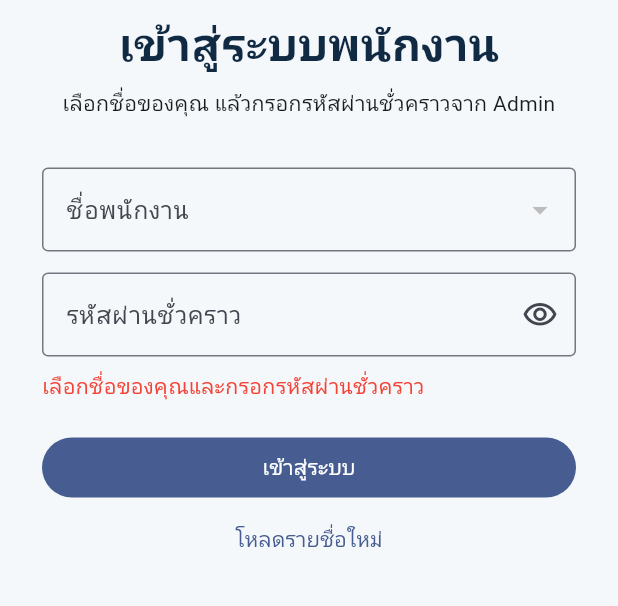
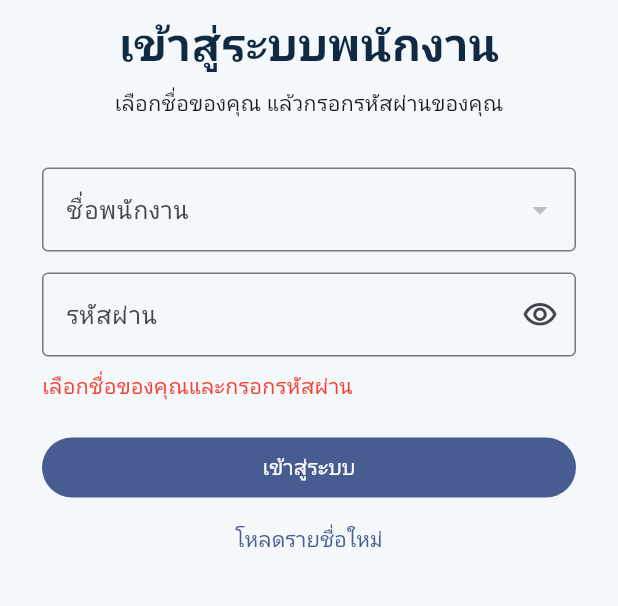
Before and after one commit to worawutmais-dotcom/Workforce_Operations_Hub, a Flutter app: the screen it shows after launch, after a tap on "เข้าสู่ระบบ", on a phone screen of 412 x 824 dp, the part 401-1007 px from its top. Run offline on Flutter 3.47's test engine with Material 3 defaults, Android fonts, the phone set to English and light mode, and no system bars; our stand-ins replace flutter_secure_storage, geolocator; network calls fail.

Commit message:
Treat employee password as a permanent user password; repoint endpoint
- Drop "temporary" wording in console (reset dialog, employees subtitle) and
  mobile (login hint, field label, account tab) — the password is the
  employee's standing password that the system stores permanently.
- Mobile login accepts any non-empty password (text, not numeric-only) since
  admins can set custom passwords.
- Point console/app default endpoint at the current deployment.

Co-Authored-By: Claude Opus 4.8 <noreply@anthropic.com>

```diff
--- a/employee_mobile/lib/bvn_api.dart
+++ b/employee_mobile/lib/bvn_api.dart
@@ -5,7 +5,7 @@ import 'package:http/http.dart' as http;
 
 const bvnApiUrl = String.fromEnvironment(
   'BVN_API_URL',
-  defaultValue: 'https://script.google.com/macros/s/AKfycbzPXANOmG9GlT36JMQ0bwJiRZRyOiAtNntyktXUM1kvZMh8AA3a7JWqRoBYDODafxnL/exec',
+  defaultValue: 'https://script.google.com/macros/s/AKfycbw_Jf5Wy1WaLtUQEs7EDNaR-vs5tKcfqlnPCrYjIJNWUJV1tUBBnWOjcSHzu9KzeCGU/exec',
 );
 
 class BvnApiException implements Exception {
--- a/employee_mobile/lib/main.dart
+++ b/employee_mobile/lib/main.dart
@@ -110,8 +110,8 @@ class _LoginPageState extends State<LoginPage> {
   }
 
   Future<void> _submit() async {
-    if (_id == null || _password.text.trim().length < 8) {
-      setState(() => _error = 'เลือกชื่อของคุณและกรอกรหัสผ่านชั่วคราว');
+    if (_id == null || _password.text.trim().isEmpty) {
+      setState(() => _error = 'เลือกชื่อของคุณและกรอกรหัสผ่าน');
       return;
     }
     setState(() {
@@ -170,7 +170,7 @@ class _LoginPageState extends State<LoginPage> {
               ),
               const SizedBox(height: 8),
               const Text(
-                'เลือกชื่อของคุณ แล้วกรอกรหัสผ่านชั่วคราวจาก Admin',
+                'เลือกชื่อของคุณ แล้วกรอกรหัสผ่านของคุณ',
                 textAlign: TextAlign.center,
               ),
               const SizedBox(height: 32),
@@ -197,9 +197,9 @@ class _LoginPageState extends State<LoginPage> {
               TextField(
                 controller: _password,
                 obscureText: _hidden,
-                keyboardType: TextInputType.number,
+                keyboardType: TextInputType.text,
                 decoration: InputDecoration(
-                  labelText: 'รหัสผ่านชั่วคราว',
+                  labelText: 'รหัสผ่าน',
                   border: const OutlineInputBorder(),
                   suffixIcon: IconButton(
                     icon: Icon(
@@ -735,7 +735,7 @@ class _Account extends StatelessWidget {
       const Card(
         child: ListTile(
           title: Text('เปลี่ยนเครื่อง / ลืมรหัสผ่าน'),
-          subtitle: Text('แจ้ง Admin เพื่อรีเซ็ตรหัสชั่วคราว'),
+          subtitle: Text('แจ้ง Admin เพื่อตั้งรหัสผ่านใหม่'),
         ),
       ),
       OutlinedButton.icon(
```
Also changed, not shown: 1 other file.
